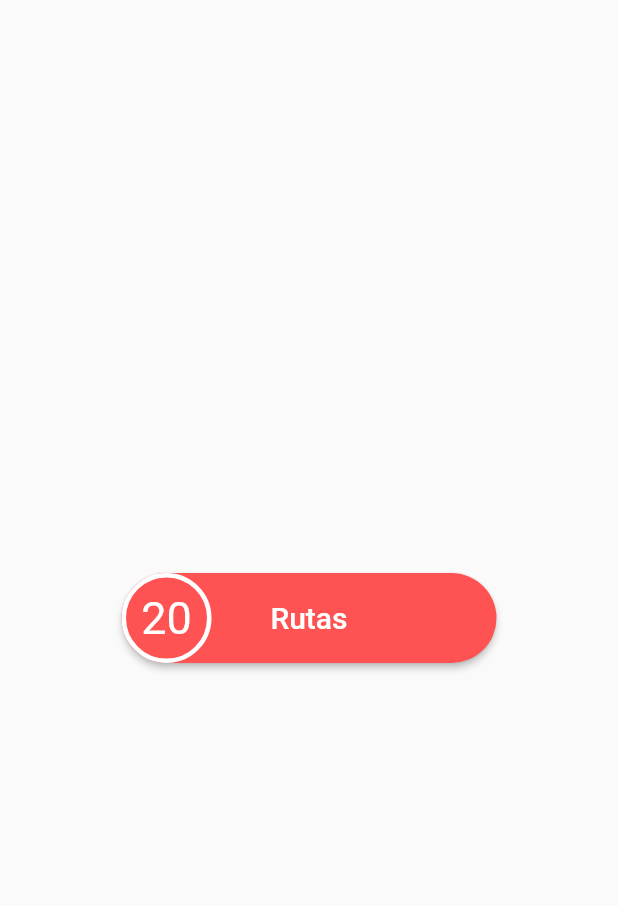
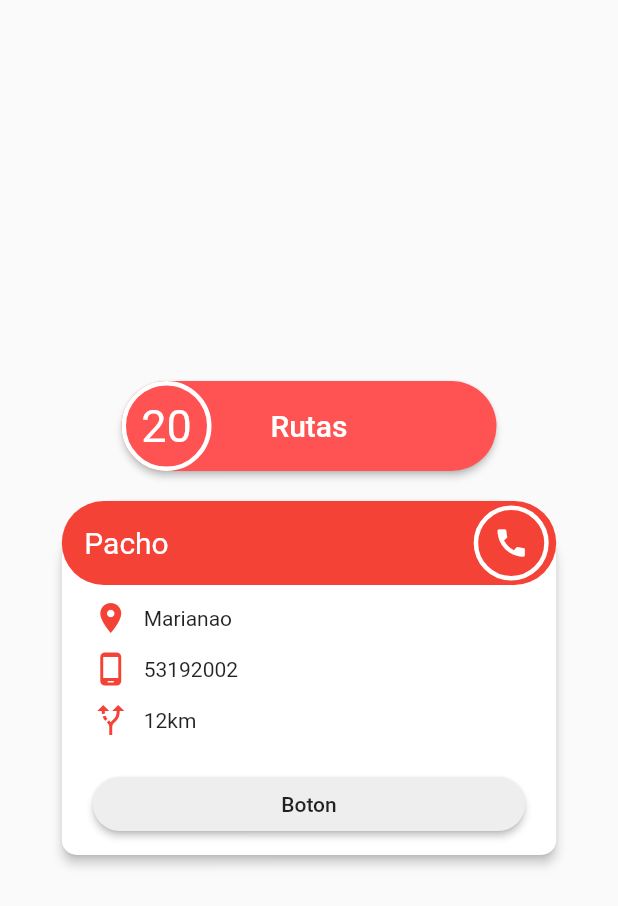
Before and after one commit to apierraf/button_pable, a Flutter app: the screen it shows after launch, on a phone screen of 412 x 824 dp. Shown: the top 906 px of the screen. Run offline on Flutter 3.47's test engine with Material 2 defaults, Android fonts, the light colour scheme and no system bars.

Commit message:
card example

```diff
--- a/lib/main.dart
+++ b/lib/main.dart
@@ -12,7 +12,10 @@ class MainApp extends StatelessWidget {
     return const MaterialApp(
       home: Scaffold(
         body: Center(
-          child: SizedBox(
+          child: Column(
+            mainAxisSize: MainAxisSize.min,
+            children: [
+              SizedBox(
                 height: 60,
                 width: 250,
                 //child stack with two widgets inside it (MyButtonFill and MyBorderContainer)
@@ -27,6 +30,16 @@ class MainApp extends StatelessWidget {
                     ),
                   ],
                 ),
+              ),
+              SizedBox(
+                height: 20,
+              ),
+              CardExample(
+                address: 'Marianao',
+                phone: '53192002',
+                distance: '12km',
+              ),
+            ],
           ),
         ),
       ),
@@ -85,6 +98,7 @@ class MyButtonFill extends StatelessWidget {
         debugPrint('clicked');
       },
       color: Colors.redAccent,
+      child: Center(
         child: Text(
           text,
           style: const TextStyle(
@@ -93,6 +107,158 @@ class MyButtonFill extends StatelessWidget {
             fontSize: 20,
           ),
         ),
+      ),
     );
   }
 }
+
+class HeaderCard extends StatelessWidget {
+  final String name;
+  const HeaderCard({super.key, required this.name});
+
+  @override
+  Widget build(BuildContext context) {
+    return Container(
+      width: MediaQuery.sizeOf(context).width,
+      padding: const EdgeInsets.only(
+        bottom: 3,
+        top: 3,
+        left: 15,
+        right: 5,
+      ),
+      decoration: BoxDecoration(
+        color: Colors.red,
+        borderRadius: BorderRadius.circular(60),
+      ),
+      child: Row(
+        mainAxisAlignment: MainAxisAlignment.spaceBetween,
+        children: [
+          Text(
+            name,
+            style: const TextStyle(fontSize: 20, color: Colors.white),
+          ),
+          Container(
+            padding: const EdgeInsets.all(10),
+            decoration: BoxDecoration(
+              color: Colors.red,
+              border: Border.all(
+                color: Colors.white,
+                width: 3,
+              ),
+              shape: BoxShape.circle,
+            ),
+            child: const Center(
+              child: Icon(
+                Icons.call,
+                color: Colors.white,
+              ),
+            ),
+          ),
+        ],
+      ),
+    );
+  }
+}
+
+class CardExample extends StatelessWidget {
+  final String address;
+  final String phone;
+  final String distance;
+  const CardExample(
+      {super.key,
+      required this.address,
+      required this.phone,
+      required this.distance});
+
+  @override
+  Widget build(BuildContext context) {
+    return Card(
+      margin: EdgeInsets.symmetric(
+          horizontal: MediaQuery.sizeOf(context).width * 0.1),
+      shape: const RoundedRectangleBorder(
+        borderRadius: BorderRadius.only(
+          topLeft: Radius.circular(40),
+          topRight: Radius.circular(40),
+          bottomLeft: Radius.circular(10),
+          bottomRight: Radius.circular(10),
+        ),
+      ),
+      elevation: 3,
+      child: Container(
+        padding: const EdgeInsets.only(bottom: 10),
+        width: MediaQuery.sizeOf(context).width,
+        child: Column(
+          children: [
+            const HeaderCard(
+              name: 'Pacho',
+            ),
+            const SizedBox(
+              height: 10,
+            ),
+            Padding(
+              padding: EdgeInsets.symmetric(
+                horizontal: MediaQuery.sizeOf(context).width * 0.05,
+              ),
+              child: Column(
+                children: [
+                  Row(
+                    children: [
+                      const Icon(
+                        Icons.location_on,
+                        color: Colors.red,
+                      ),
+                      const SizedBox(
+                        width: 10,
+                      ),
+                      Text(address),
+                    ],
+                  ),
+                  const SizedBox(
+                    height: 10,
+                  ),
+                  Row(
+                    children: [
+                      const Icon(
+                        Icons.phone_android_outlined,
+                        color: Colors.red,
+                      ),
+                      const SizedBox(
+                        width: 10,
+                      ),
+                      Text(phone),
+                    ],
+                  ),
+                  const SizedBox(
+                    height: 10,
+                  ),
+                  Row(
+                    children: [
+                      const Icon(
+                        Icons.alt_route_sharp,
+                        color: Colors.red,
+                      ),
+                      const SizedBox(
+                        width: 10,
+                      ),
+                      Text(distance),
+                    ],
+                  ),
+                ],
+              ),
+            ),
+            const SizedBox(
+              height: 20,
+            ),
+            MaterialButton(
+              minWidth: MediaQuery.sizeOf(context).width * 0.7,
+              onPressed: () {},
+              color: Colors.grey.shade200,
+              shape: const StadiumBorder(),
+              child: const Text('Boton'),
+            ),
+          ],
+        ),
+      ),
+    );
+  }
+}
```
Lines whose indentation alone changed are shown as unchanged.
